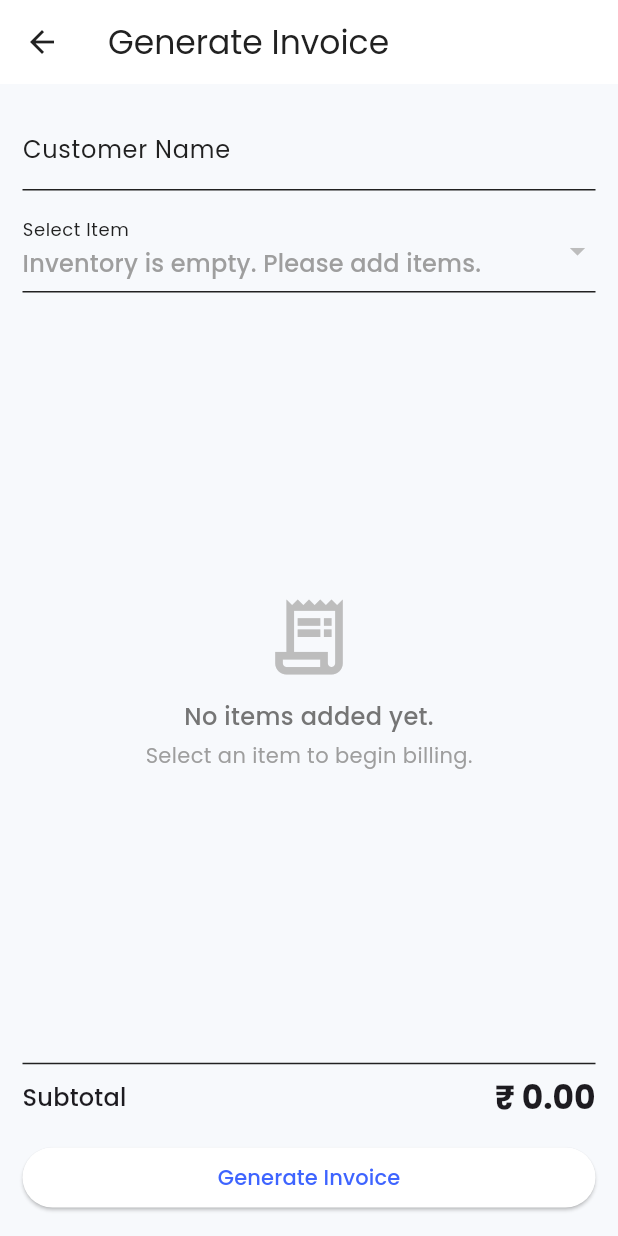
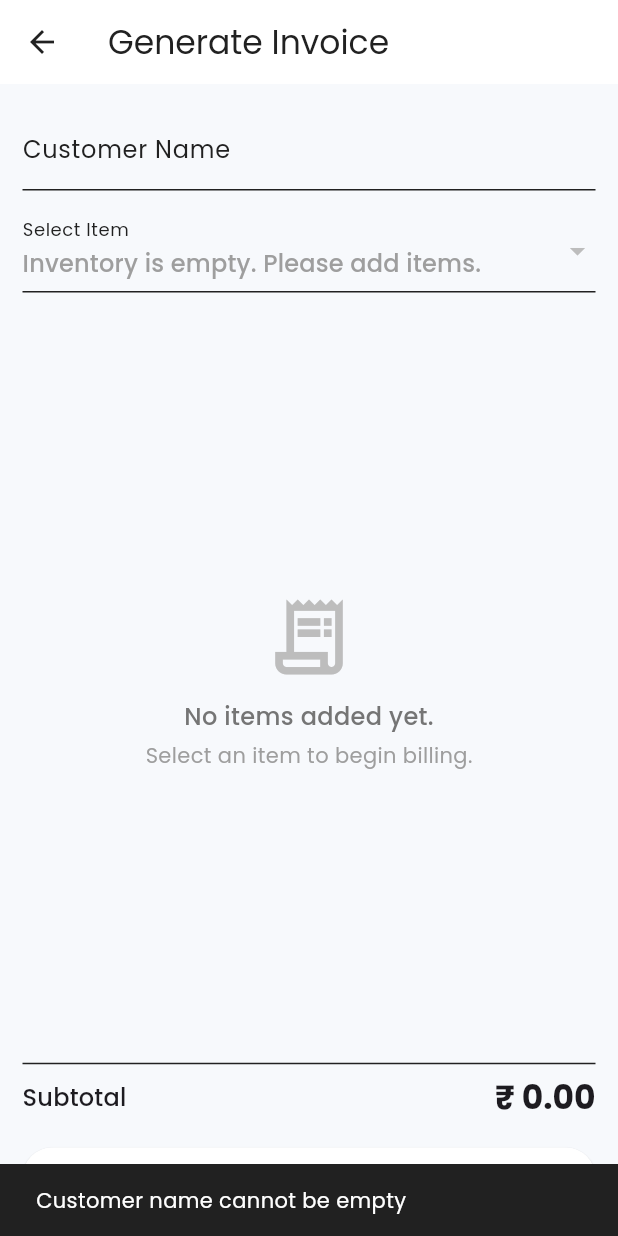
Before and after one commit to gaara40/QuickBill, a Flutter app: the NewInvoice screen opened directly, after a tap on "Generate Invoice", on a phone screen of 412 x 824 dp. Run offline on Flutter 3.47's test engine with Material 3 defaults, Android fonts, the phone set to English and light mode, and no system bars; our stand-ins replace firebase_auth, firebase_core, flutter_riverpod, google_fonts; accounts and stored records are empty; network calls fail.

```diff
--- /dev/null
+++ b/lib/global_providers/invoice_history_provider.dart
@@ -0,0 +1,24 @@
+import 'package:flutter_riverpod/flutter_riverpod.dart';
+import 'package:quick_bill/models/generate_invoice_model.dart';
+
+class InvoiceHistoryNotifier extends StateNotifier<List<GenerateInvoiceModel>> {
+  InvoiceHistoryNotifier() : super([]);
+
+  void addInvoice(GenerateInvoiceModel invoice) {
+    state = [...state, invoice];
+  }
+
+  double get totalSales {
+    return state.fold(0.0, (sum, invoice) => sum + invoice.total);
+  }
+}
+
+final invoiceHistoryProvider =
+    StateNotifierProvider<InvoiceHistoryNotifier, List<GenerateInvoiceModel>>(
+      (ref) => InvoiceHistoryNotifier(),
+    );
+
+final totalSalesProvider = Provider<double>((ref) {
+  final invoices = ref.watch(invoiceHistoryProvider.notifier);
+  return invoices.totalSales;
+});
--- /dev/null
+++ b/lib/models/generate_invoice_model.dart
@@ -0,0 +1,19 @@
+import 'package:quick_bill/models/invoice_item_model.dart';
+import 'package:uuid/uuid.dart';
+
+final uuid = Uuid();
+
+class GenerateInvoiceModel {
+  final String id;
+  final String customerName;
+  final DateTime dateTime;
+  final List<InvoiceItem> items;
+  final double total;
+
+  GenerateInvoiceModel({
+    required this.customerName,
+    required this.dateTime,
+    required this.items,
+    required this.total,
+  }) : id = uuid.v4();
+}
--- a/lib/models/inventory_item.dart
+++ b/lib/models/inventory_item.dart
@@ -8,11 +8,16 @@ class InventoryItem {
   final double price;
   final int qty;
 
-  InventoryItem({required this.name, required this.price, required this.qty})
-    : id = uuid.v4();
+  InventoryItem({
+    required this.name,
+    required this.price,
+    required this.qty,
+    String? id,
+  }) : id = uuid.v4();
 
-  InventoryItem copyWith({String? name, double? price, int? qty}) {
+  InventoryItem copyWith({String? name, double? price, int? qty, String? id}) {
     return InventoryItem(
+      id: id ?? this.id,
       name: name ?? this.name,
       price: price ?? this.price,
       qty: qty ?? this.qty,
--- a/lib/models/invoice_item_model.dart
+++ b/lib/models/invoice_item_model.dart
@@ -1,18 +1,25 @@
+import 'package:uuid/uuid.dart';
+
+final uuid = Uuid();
+
 class InvoiceItem {
+  final String id;
   final String name;
   final double price;
   final int qty;
 
-  const InvoiceItem({
+  InvoiceItem({
     required this.name,
     required this.price,
     required this.qty,
-  });
+    String? id,
+  }) : id = uuid.v4();
 
   double get total => price * qty;
 
-  InvoiceItem copyWith({String? name, double? price, int? qty}) {
+  InvoiceItem copyWith({String? name, double? price, int? qty, String? id}) {
     return InvoiceItem(
+      id: id ?? this.id,
       name: name ?? this.name,
       price: price ?? this.price,
       qty: qty ?? this.qty,
--- a/lib/navigation/main_navigation.dart
+++ b/lib/navigation/main_navigation.dart
@@ -1,5 +1,4 @@
 import 'package:flutter/material.dart';
-import 'package:flutter/widgets.dart';
 import 'package:quick_bill/screens/dashboard_screen.dart';
 import 'package:quick_bill/screens/inventory_screen.dart';
 import 'package:quick_bill/screens/settings_screen.dart';
--- a/lib/screens/dashboard_screen.dart
+++ b/lib/screens/dashboard_screen.dart
@@ -1,6 +1,7 @@
 import 'package:flutter/material.dart';
 import 'package:flutter_riverpod/flutter_riverpod.dart';
 import 'package:quick_bill/global_providers/auth_providers.dart';
+import 'package:quick_bill/global_providers/invoice_history_provider.dart';
 import 'package:quick_bill/screens/login_screen.dart';
 import 'package:quick_bill/widgets/new_invoice.dart';
 import 'package:quick_bill/widgets/recent_invoices.dart';
@@ -11,6 +12,7 @@ class DashboardScreen extends ConsumerWidget {
   @override
   Widget build(BuildContext context, WidgetRef ref) {
     final theme = Theme.of(context);
+    final totalSales = ref.watch(totalSalesProvider);
 
     return Scaffold(
       appBar: AppBar(
@@ -65,7 +67,7 @@ class DashboardScreen extends ConsumerWidget {
                       ),
 
                       Text(
-                        '₹ 0.00',
+                        totalSales.toStringAsFixed(2),
                         style: theme.textTheme.headlineMedium?.copyWith(
                           fontSize: 28,
                           fontWeight: FontWeight.bold,
--- /dev/null
+++ b/lib/utils/date_utils.dart
@@ -0,0 +1,5 @@
+import 'package:intl/intl.dart';
+
+String formatDate(DateTime date) {
+  return DateFormat('d MMM yyyy').format(date);
+}
--- a/lib/widgets/new_invoice.dart
+++ b/lib/widgets/new_invoice.dart
@@ -2,9 +2,12 @@ import 'package:flutter/material.dart';
 import 'package:flutter_riverpod/flutter_riverpod.dart';
 
 import 'package:quick_bill/global_providers/inventory_provider.dart';
+import 'package:quick_bill/global_providers/invoice_history_provider.dart';
 import 'package:quick_bill/global_providers/invoice_provider.dart';
+import 'package:quick_bill/models/generate_invoice_model.dart';
 import 'package:quick_bill/models/inventory_item.dart';
 import 'package:quick_bill/models/invoice_item_model.dart';
+import 'package:quick_bill/screens/dashboard_screen.dart';
 
 import 'package:quick_bill/widgets/selected_item_row.dart';
 
@@ -156,7 +159,7 @@ class _NewInvoiceScreenState extends ConsumerState<NewInvoice> {
             SizedBox(
               width: double.infinity,
               child: ElevatedButton(
-                onPressed: () {},
+                onPressed: () => generateInvoice(subTotal),
                 child: const Text('Generate Invoice'),
               ),
             ),
@@ -177,4 +180,69 @@ class _NewInvoiceScreenState extends ConsumerState<NewInvoice> {
       });
     }
   }
+
+  void generateInvoice(double subTotal) {
+    final customerName = customerNameController.text.trim();
+    final selectedItems = ref.read(invoiceProvider);
+
+    if (customerName.trim().isEmpty) {
+      ScaffoldMessenger.of(context).clearSnackBars();
+      ScaffoldMessenger.of(context).showSnackBar(
+        const SnackBar(
+          content: Text('Customer name cannot be empty'),
+          duration: Duration(seconds: 2),
+        ),
+      );
+      return;
+    }
+
+    if (selectedItems.isEmpty) {
+      ScaffoldMessenger.of(context).clearSnackBars();
+      ScaffoldMessenger.of(context).showSnackBar(
+        const SnackBar(
+          content: Text('Please add at least one item'),
+          duration: Duration(seconds: 2),
+        ),
+      );
+      return;
+    }
+
+    final invoice = GenerateInvoiceModel(
+      customerName: customerName,
+      dateTime: DateTime.now(),
+      items: [...selectedItems],
+      total: subTotal,
+    );
+
+    ref.read(invoiceHistoryProvider.notifier).addInvoice(invoice);
+
+    ref.read(invoiceProvider.notifier).clear();
+
+    customerNameController.clear();
+
+    debugPrint('✅ Invoice Generated:');
+    debugPrint('ID: ${invoice.id}');
+    debugPrint('Customer: ${invoice.customerName}');
+    debugPrint('Date: ${invoice.dateTime}');
+    debugPrint('Total: ₹${invoice.total}');
+    debugPrint('Items:');
+    for (var item in invoice.items) {
+      debugPrint(
+        '- ${item.name} x ${item.qty} @ ${item.price} = ${item.qty * item.price}',
+      );
+    }
+
+    Navigator.pushReplacement(
+      context,
+      MaterialPageRoute(builder: (ctx) => DashboardScreen()),
+    );
+
+    ScaffoldMessenger.of(context).clearSnackBars();
+    ScaffoldMessenger.of(context).showSnackBar(
+      SnackBar(
+        content: Text('Invoice generated successfully'),
+        duration: Duration(seconds: 2),
+      ),
+    );
+  }
 }
--- a/pubspec.yaml
+++ b/pubspec.yaml
@@ -39,6 +39,7 @@ dependencies:
   firebase_core: ^3.13.1
   firebase_auth: ^5.5.4
   uuid: ^4.5.1
+  intl: ^0.20.2
 
 dev_dependencies:
   flutter_test:
```
Also changed, not shown: lib/widgets/recent_invoices.dart (+45 -8 lines), pubspec.lock.
